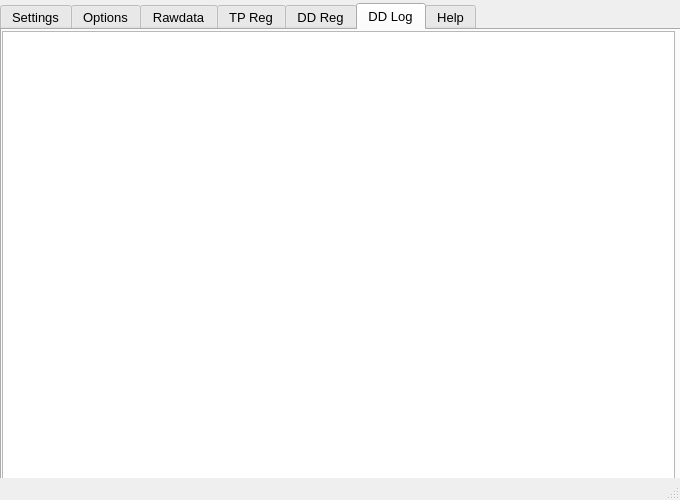
Old version of the form uimonitor_init.ui in the repository MorgenYang/newMonitor.
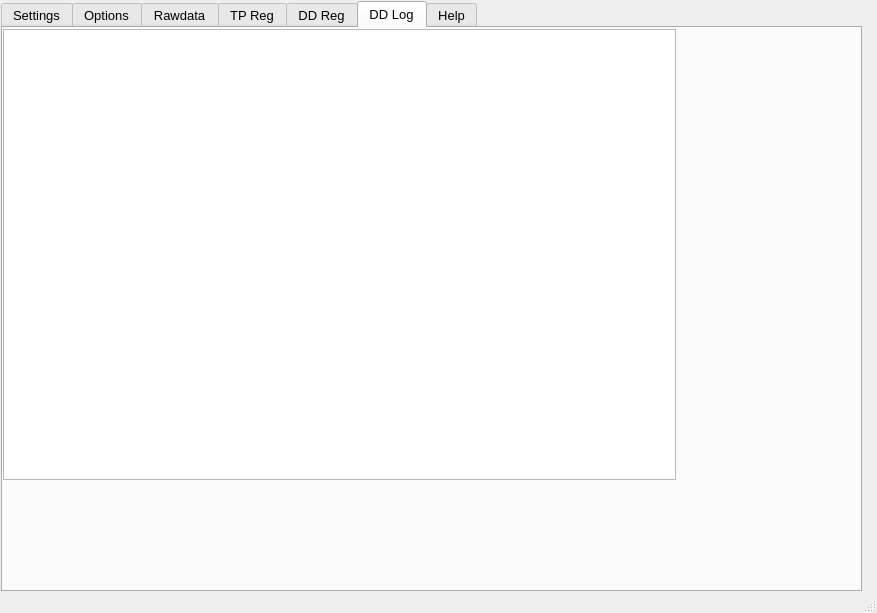
New version of the form. The open tabs and pages were chosen to show the change. Icons and pictures are not drawn.

```diff
--- a/uimonitor_init.ui
+++ b/uimonitor_init.ui
@@ -9,10 +9,16 @@
    <rect>
     <x>0</x>
     <y>0</y>
-    <width>680</width>
-    <height>500</height>
+    <width>877</width>
+    <height>613</height>
    </rect>
   </property>
+  <property name="sizePolicy">
+   <sizepolicy hsizetype="Expanding" vsizetype="Expanding">
+    <horstretch>1</horstretch>
+    <verstretch>1</verstretch>
+   </sizepolicy>
+  </property>
   <property name="minimumSize">
    <size>
     <width>680</width>
@@ -21,32 +27,35 @@
   </property>
   <property name="maximumSize">
    <size>
-    <width>680</width>
-    <height>500</height>
+    <width>1000</width>
+    <height>800</height>
    </size>
   </property>
   <property name="windowTitle">
    <string>ADB Monitor 2.0.0</string>
   </property>
   <widget class="QWidget" name="centralwidget">
-   <widget class="QWidget" name="horizontalLayoutWidget">
-    <property name="geometry">
-     <rect>
-      <x>0</x>
-      <y>0</y>
-      <width>681</width>
-      <height>511</height>
-     </rect>
-    </property>
-    <layout class="QHBoxLayout" name="horizontalLayout">
-     <property name="sizeConstraint">
-      <enum>QLayout::SetMaximumSize</enum>
-     </property>
-     <property name="topMargin">
-      <number>3</number>
-     </property>
-     <item>
+   <property name="sizePolicy">
+    <sizepolicy hsizetype="Expanding" vsizetype="Expanding">
+     <horstretch>2</horstretch>
+     <verstretch>1</verstretch>
+    </sizepolicy>
+   </property>
       <widget class="QTabWidget" name="TabMainWindow">
+    <property name="geometry">
+     <rect>
+      <x>1</x>
+      <y>1</y>
+      <width>861</width>
+      <height>591</height>
+     </rect>
+    </property>
+    <property name="sizePolicy">
+     <sizepolicy hsizetype="Expanding" vsizetype="Expanding">
+      <horstretch>1</horstretch>
+      <verstretch>2</verstretch>
+     </sizepolicy>
+    </property>
        <property name="font">
         <font>
          <pointsize>10</pointsize>
@@ -6649,6 +6658,12 @@
         </widget>
        </widget>
        <widget class="QWidget" name="tabDDLog">
+     <property name="sizePolicy">
+      <sizepolicy hsizetype="Expanding" vsizetype="Expanding">
+       <horstretch>1</horstretch>
+       <verstretch>2</verstretch>
+      </sizepolicy>
+     </property>
         <attribute name="title">
          <string>DD Log</string>
         </attribute>
@@ -6661,6 +6676,12 @@
            <height>451</height>
           </rect>
          </property>
+      <property name="sizePolicy">
+       <sizepolicy hsizetype="Expanding" vsizetype="Expanding">
+        <horstretch>1</horstretch>
+        <verstretch>2</verstretch>
+       </sizepolicy>
+      </property>
          <property name="minimumSize">
           <size>
            <width>670</width>
@@ -6669,8 +6690,8 @@
          </property>
          <property name="maximumSize">
           <size>
-           <width>675</width>
-           <height>700</height>
+        <width>1000</width>
+        <height>800</height>
           </size>
          </property>
         </widget>
@@ -6730,9 +6751,6 @@
          </widget>
         </widget>
        </widget>
-      </widget>
-     </item>
-    </layout>
    </widget>
   </widget>
   <widget class="QStatusBar" name="statusbar"/>
```
Left out of the diff: 2 changed lines with no effect on the pictures. Lines whose indentation alone changed are shown as unchanged.
